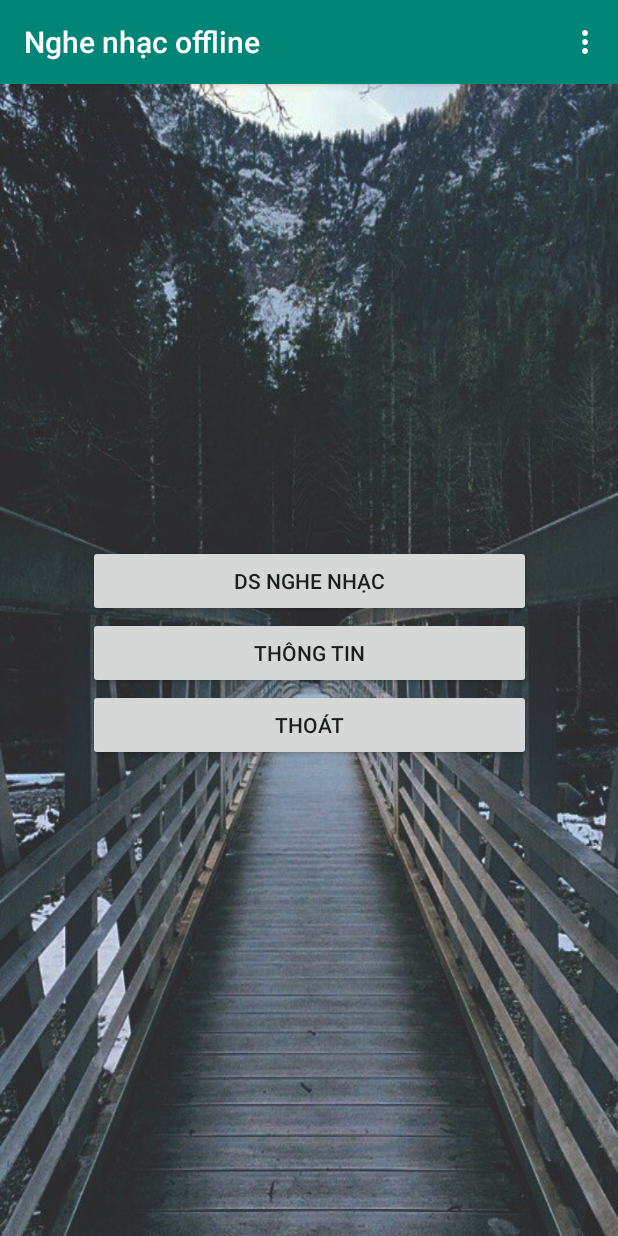
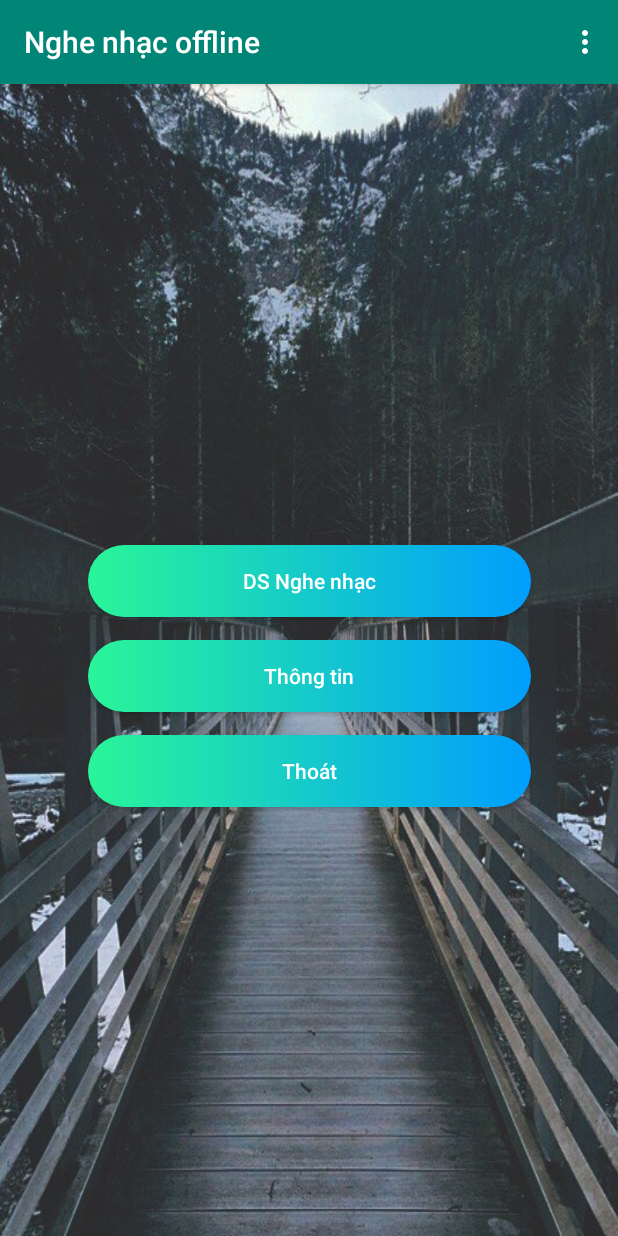
Before and after one commit to your-group-92/AppDoAn, an Android app: the screen it shows after launch (MainActivity), on a phone screen of 412 x 824 dp. Run offline under Robolectric (Android 15) with nearby library versions, the phone set to English and light mode, and no system bars; libraries missing offline, so code that uses them is left out: com.karumi.dexter.

Commit message:
change 15-6 at 14h40

```diff
--- /dev/null
+++ b/app/src/main/res/drawable/custom_button.xml
@@ -0,0 +1,6 @@
+<?xml version="1.0" encoding="utf-8"?>
+<shape xmlns:android="http://schemas.android.com/apk/res/android" android:shape="rectangle">
+    <gradient android:startColor="#2af598" android:endColor="#009efd" android:type="linear"/>
+
+    <corners android:radius="50dp"/>
+</shape>
--- a/app/src/main/res/layout/activity_main.xml
+++ b/app/src/main/res/layout/activity_main.xml
@@ -29,18 +29,29 @@
             android:id="@+id/btnmusic"
             android:layout_width="match_parent"
             android:layout_height="wrap_content"
-            android:text="@string/btn_music" />
+            android:background="@drawable/custom_button"
+            android:text="@string/btn_music"
+            android:textAllCaps="false"
+            android:textColor="#ffffff" />
 
         <Button
             android:id="@+id/btnabout"
             android:layout_width="match_parent"
             android:layout_height="wrap_content"
-            android:text="@string/btn_about" />
+            android:text="@string/btn_about"
+            android:textAllCaps="false"
+            android:textColor="#ffffff"
+            android:background="@drawable/custom_button"
+            android:layout_marginTop="15dp"/>
 
         <Button
             android:id="@+id/btnexit"
             android:layout_width="match_parent"
             android:layout_height="wrap_content"
-            android:text="@string/btn_exit" />
+            android:text="@string/btn_exit"
+            android:textAllCaps="false"
+            android:textColor="#ffffff"
+            android:background="@drawable/custom_button"
+            android:layout_marginTop="15dp"/>
     </LinearLayout>
 </android.support.constraint.ConstraintLayout>
```
Also changed, not shown: 1 other file.
